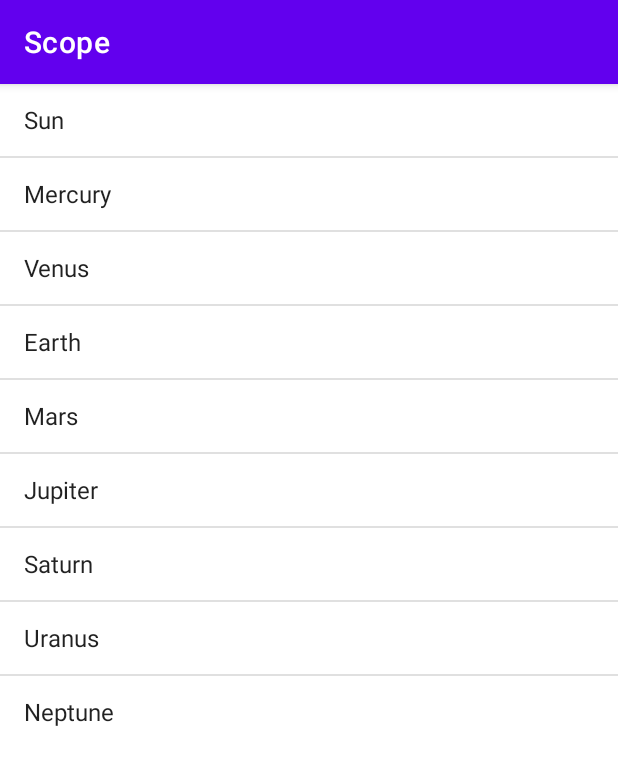
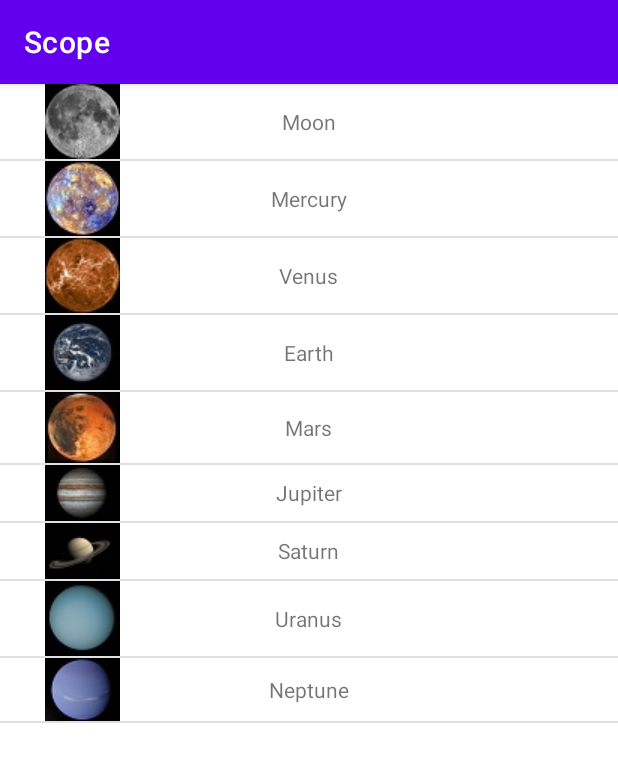
Before and after one commit to Archaeornithomimus/Scope, an Android app: the fragment HomeFragment shown on its own in the app's theme, on a phone screen of 412 x 824 dp. Shown: the top 765 px of the screen. Run offline under Robolectric (Android 15) with nearby library versions, the phone set to English and light mode, and no system bars.

Commit message:
Liste planetes finie, erreur sur requete éphéméride JPL

```diff
--- a/app/src/main/AndroidManifest.xml
+++ b/app/src/main/AndroidManifest.xml
@@ -5,7 +5,7 @@
     <uses-permission android:name="android.permission.INTERNET"/>
     <uses-permission android:name="android.permission.ACCESS_FINE_LOCATION"/>
     <uses-permission android:name="android.permission.ACCESS_COARSE_LOCATION"/>
-    <uses-permission android:name="android.permission.INTERNET"/>
+
 
     <application
         android:allowBackup="true"
--- a/app/src/main/java/com/example/scope/MainActivity.java
+++ b/app/src/main/java/com/example/scope/MainActivity.java
@@ -64,7 +64,6 @@ public class MainActivity extends AppCompatActivity {
         }
         //position update
         findLocation();
-
     }
 
 
--- a/app/src/main/java/com/example/scope/ui/home/HomeFragment.java
+++ b/app/src/main/java/com/example/scope/ui/home/HomeFragment.java
@@ -37,8 +37,12 @@ public class HomeFragment extends Fragment implements AdapterView.OnItemClickLis
         View root = binding.getRoot();
         ListView listView = root.findViewById(R.id.list_planete);
 
-        ArrayAdapter arrayAdapter = ArrayAdapter.createFromResource(getActivity(), R.array.planets, android.R.layout.simple_list_item_1);
-        listView.setAdapter(arrayAdapter);
+        String [] planetes;
+        planetes = getResources().getStringArray(R.array.planets);
+        PlanetsAdapter planetsAdapter = new PlanetsAdapter(getActivity(), planetes);
+
+
+        listView.setAdapter(planetsAdapter);
         listView.setOnItemClickListener(this);
 
         homeViewModel.getText().observe(getViewLifecycleOwner(), new Observer<String>() {
@@ -61,9 +65,10 @@ public class HomeFragment extends Fragment implements AdapterView.OnItemClickLis
         String name = adapterView.getItemAtPosition(position).toString();
             MainActivity.calculateur.setObjectVise(name);
         try {
-
+            MainActivity.calculateur.getCoordObjet();
         } catch (IOException e) {
             e.printStackTrace();
         }
+
     }
 }
--- /dev/null
+++ b/app/src/main/java/com/example/scope/ui/home/PlanetsAdapter.java
@@ -0,0 +1,50 @@
+package com.example.scope.ui.home;
+
+import android.content.Context;
+import android.view.LayoutInflater;
+import android.view.View;
+import android.view.ViewGroup;
+import android.widget.ArrayAdapter;
+import android.widget.ImageView;
+import android.widget.TextView;
+
+import com.example.scope.R;
+
+public class PlanetsAdapter extends ArrayAdapter<String> {
+
+    private Integer[] tab_images_pour_la_liste = {
+            R.drawable.moon,
+            R.drawable.mercure,
+            R.drawable.venus,
+            R.drawable.earth,
+            R.drawable.mars,
+            R.drawable.jupiter,
+            R.drawable.saturn,
+            R.drawable.uranus,
+            R.drawable.neptune
+    };
+
+    @Override
+    public View getView(int position, View convertView, ViewGroup parent) {
+        LayoutInflater inflater = (LayoutInflater)
+                getContext().getSystemService(Context.LAYOUT_INFLATER_SERVICE);
+
+        View rowView = inflater.inflate(R.layout.fragment_home, parent, false);
+
+        TextView textView = (TextView) rowView.findViewById(R.id.planete);
+        ImageView imageView = (ImageView) rowView.findViewById(R.id.imagePlanete);
+
+        textView.setText(getItem(position));
+
+        if(convertView == null )
+            imageView.setImageResource(tab_images_pour_la_liste[position]);
+        else
+            rowView = (View)convertView;
+
+        return rowView;
+    }
+
+    public PlanetsAdapter(Context context, String[] values) {
+        super(context, R.layout.fragment_home, values);
+    }
+}
--- a/app/src/main/res/layout/fragment_home.xml
+++ b/app/src/main/res/layout/fragment_home.xml
@@ -16,10 +16,28 @@
             android:layout_height="wrap_content"></ListView>
 
 
-        <TextView
-            android:id="@+id/planete"
+        <FrameLayout
             android:layout_width="match_parent"
-            android:layout_height="wrap_content"></TextView>
+            android:layout_height="match_parent">
+
+            <TextView
+                android:id="@+id/planete"
+                android:layout_width="wrap_content"
+                android:layout_height="wrap_content"
+                android:layout_gravity="center"
+                ></TextView>
+
+            <ImageView
+                android:id="@+id/imagePlanete"
+                android:layout_width="wrap_content"
+                android:layout_height="wrap_content"
+                android:layout_marginStart="30dp"
+
+                android:scaleType="fitStart"></ImageView>
+
+
+        </FrameLayout>
+
     </LinearLayout>
 
 </androidx.constraintlayout.widget.ConstraintLayout>
--- a/app/src/main/res/values/strings.xml
+++ b/app/src/main/res/values/strings.xml
@@ -13,7 +13,7 @@
     <string name="positionZ"></string>
 
     <string-array name="planets">
-        <item>Sun</item>
+        <item>Moon</item>
         <item>Mercury</item>
         <item>Venus</item>
         <item>Earth</item>
```
Also changed, not shown: app/src/main/res/drawable/earth.png (added), app/src/main/res/drawable/jupiter.png (added), app/src/main/res/drawable/mars.png (added), app/src/main/res/drawable/mercure.png (added), app/src/main/res/drawable/moon.png, app/src/main/res/drawable/neptune.png (added), app/src/main/res/drawable/saturn.png (added), app/src/main/res/drawable/uranus.png (added), app/src/main/res/drawable/venus.png (added).
